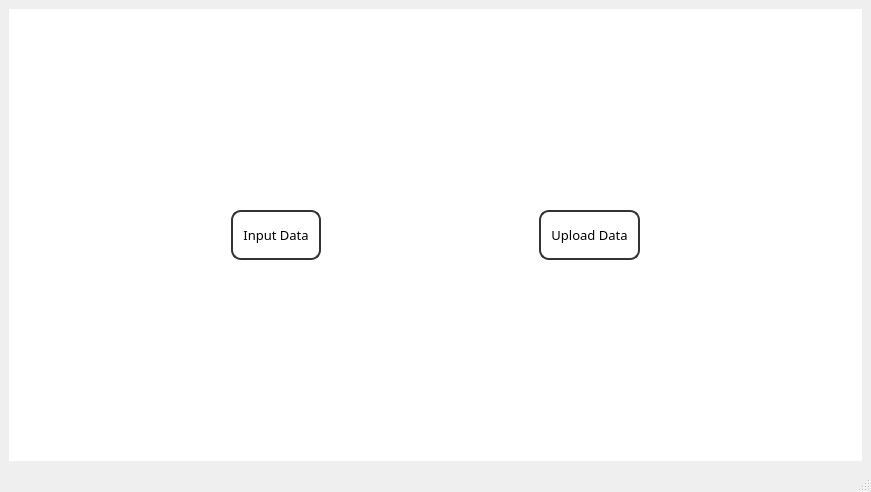
Old version of the form forms/mainwindow.ui in the repository dyumanaditya/time-table-generator.
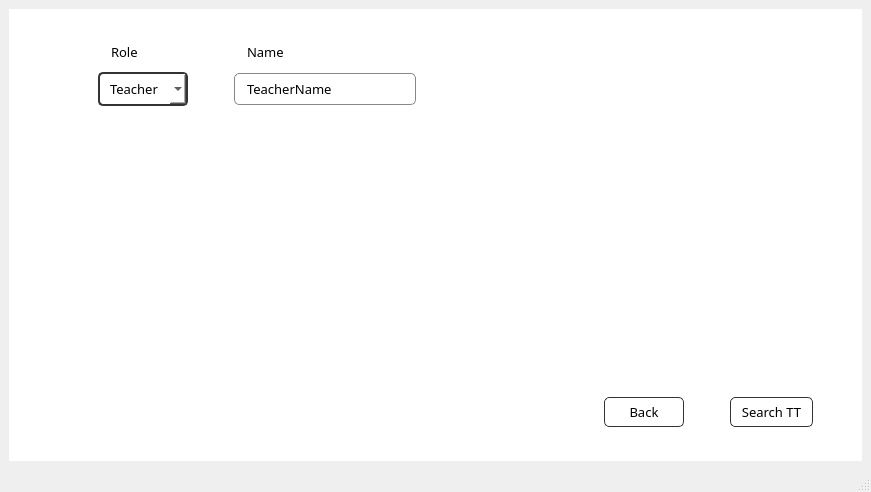
New version of the form. The open tabs and pages were chosen to show the change.

Commit message: basic design for upload to search TT page done

```diff
--- a/forms/mainwindow.ui
+++ b/forms/mainwindow.ui
@@ -22,7 +22,22 @@
       </property>
       <widget class="QWidget" name="welcome_page">
        <property name="styleSheet">
-        <string notr="true">background: #fff;</string>
+        <string notr="true">QWidget {
+	background: #fff;
+}
+
+QPushButton {
+	color: black;
+	background: white;
+	border-radius: 5px;
+	padding: 10px;
+	border: 2px solid #333;
+}
+
+QPushButton:pressed {
+	background: #888;
+	color: #fff;
+}</string>
        </property>
        <layout class="QGridLayout" name="gridLayout_3">
         <item row="0" column="0">
@@ -38,17 +53,13 @@
             <property name="font">
              <font>
               <family>Product Sans</family>
-              <pointsize>10</pointsize>
+              <pointsize>11</pointsize>
               <weight>50</weight>
               <bold>false</bold>
              </font>
             </property>
             <property name="styleSheet">
-             <string notr="true">color: black;
-background: white;
-border-radius: 10px;
-padding: 10px;
-border: 2px solid #333;</string>
+             <string notr="true"/>
             </property>
             <property name="text">
              <string>Input Data</string>
@@ -66,15 +77,11 @@
             <property name="font">
              <font>
               <family>Product Sans</family>
-              <pointsize>10</pointsize>
+              <pointsize>11</pointsize>
              </font>
             </property>
             <property name="styleSheet">
-             <string notr="true">color: black;
-background: white;
-border-radius: 10px;
-padding: 10px;
-border: 2px solid #333;</string>
+             <string notr="true"/>
             </property>
             <property name="text">
              <string>Upload Data</string>
@@ -340,10 +347,293 @@
         </item>
        </layout>
       </widget>
-      <widget class="QWidget" name="generate_tt_page">
+      <widget class="QWidget" name="search_tt_page">
+       <property name="styleSheet">
+        <string notr="true">QPushButton {
+	color: #000;
+	background: #fff;
+	padding: 5px 10px;
+	border-radius: 5px;
+	border: 1px solid #333;
+}
+
+QPushButton:pressed {
+	background: #888;
+	color: #fff;
+}
+
+QWidget {
+	background: #fff;
+}</string>
+       </property>
        <layout class="QGridLayout" name="gridLayout_7">
         <item row="0" column="0">
-         <layout class="QGridLayout" name="generate_tt_layout"/>
+         <layout class="QGridLayout" name="search_tt_layout">
+          <item row="3" column="3">
+           <widget class="QLineEdit" name="teacher_name_input">
+            <property name="font">
+             <font>
+              <family>Roboto Mono</family>
+              <pointsize>10</pointsize>
+             </font>
+            </property>
+            <property name="styleSheet">
+             <string notr="true">padding: 5px 10px;
+color: #000;
+background: #fff;
+border: 1px solid #888;
+border-radius: 5px;</string>
+            </property>
+            <property name="text">
+             <string>TeacherName</string>
+            </property>
+           </widget>
+          </item>
+          <item row="3" column="4">
+           <spacer name="horizontalSpacer_5">
+            <property name="orientation">
+             <enum>Qt::Horizontal</enum>
+            </property>
+            <property name="sizeHint" stdset="0">
+             <size>
+              <width>40</width>
+              <height>20</height>
+             </size>
+            </property>
+           </spacer>
+          </item>
+          <item row="3" column="0">
+           <spacer name="horizontalSpacer_6">
+            <property name="orientation">
+             <enum>Qt::Horizontal</enum>
+            </property>
+            <property name="sizeType">
+             <enum>QSizePolicy::Preferred</enum>
+            </property>
+            <property name="sizeHint" stdset="0">
+             <size>
+              <width>80</width>
+              <height>20</height>
+             </size>
+            </property>
+           </spacer>
+          </item>
+          <item row="1" column="1">
+           <widget class="QLabel" name="role_label">
+            <property name="font">
+             <font>
+              <family>Product Sans</family>
+              <pointsize>10</pointsize>
+             </font>
+            </property>
+            <property name="styleSheet">
+             <string notr="true">padding: 5px 10px;
+color: #000;
+background: #fff;</string>
+            </property>
+            <property name="text">
+             <string>Role</string>
+            </property>
+           </widget>
+          </item>
+          <item row="5" column="7">
+           <widget class="QPushButton" name="search_tt_button">
+            <property name="sizePolicy">
+             <sizepolicy hsizetype="Minimum" vsizetype="Fixed">
+              <horstretch>0</horstretch>
+              <verstretch>0</verstretch>
+             </sizepolicy>
+            </property>
+            <property name="minimumSize">
+             <size>
+              <width>80</width>
+              <height>20</height>
+             </size>
+            </property>
+            <property name="maximumSize">
+             <size>
+              <width>90</width>
+              <height>16777215</height>
+             </size>
+            </property>
+            <property name="font">
+             <font>
+              <family>Product Sans</family>
+              <pointsize>10</pointsize>
+             </font>
+            </property>
+            <property name="styleSheet">
+             <string notr="true"/>
+            </property>
+            <property name="text">
+             <string>Search TT</string>
+            </property>
+           </widget>
+          </item>
+          <item row="3" column="2">
+           <spacer name="horizontalSpacer_8">
+            <property name="orientation">
+             <enum>Qt::Horizontal</enum>
+            </property>
+            <property name="sizeType">
+             <enum>QSizePolicy::Preferred</enum>
+            </property>
+            <property name="sizeHint" stdset="0">
+             <size>
+              <width>40</width>
+              <height>20</height>
+             </size>
+            </property>
+           </spacer>
+          </item>
+          <item row="5" column="6">
+           <spacer name="horizontalSpacer_7">
+            <property name="orientation">
+             <enum>Qt::Horizontal</enum>
+            </property>
+            <property name="sizeType">
+             <enum>QSizePolicy::Preferred</enum>
+            </property>
+            <property name="sizeHint" stdset="0">
+             <size>
+              <width>40</width>
+              <height>20</height>
+             </size>
+            </property>
+           </spacer>
+          </item>
+          <item row="3" column="1">
+           <widget class="QComboBox" name="select_role_dropdown">
+            <property name="font">
+             <font>
+              <family>Product Sans</family>
+              <pointsize>10</pointsize>
+             </font>
+            </property>
+            <property name="styleSheet">
+             <string notr="true">border: 2px solid #333;
+border-radius: 5px;
+color: #000;
+background: #fff;
+padding: 5px 10px;</string>
+            </property>
+            <item>
+             <property name="text">
+              <string>Teacher</string>
+             </property>
+            </item>
+            <item>
+             <property name="text">
+              <string>Student</string>
+             </property>
+            </item>
+           </widget>
+          </item>
+          <item row="1" column="3">
+           <widget class="QLabel" name="teacher_input_label">
+            <property name="font">
+             <font>
+              <family>Product Sans</family>
+              <pointsize>10</pointsize>
+             </font>
+            </property>
+            <property name="styleSheet">
+             <string notr="true">padding: 5px 10px;
+color: #000;
+background: #fff;</string>
+            </property>
+            <property name="text">
+             <string>Name</string>
+            </property>
+           </widget>
+          </item>
+          <item row="4" column="4">
+           <spacer name="verticalSpacer_6">
+            <property name="orientation">
+             <enum>Qt::Vertical</enum>
+            </property>
+            <property name="sizeHint" stdset="0">
+             <size>
+              <width>20</width>
+              <height>40</height>
+             </size>
+            </property>
+           </spacer>
+          </item>
+          <item row="5" column="8">
+           <spacer name="horizontalSpacer_9">
+            <property name="orientation">
+             <enum>Qt::Horizontal</enum>
+            </property>
+            <property name="sizeType">
+             <enum>QSizePolicy::Preferred</enum>
+            </property>
+            <property name="sizeHint" stdset="0">
+             <size>
+              <width>40</width>
+              <height>20</height>
+             </size>
+            </property>
+           </spacer>
+          </item>
+          <item row="5" column="1">
+           <spacer name="verticalSpacer_2">
+            <property name="orientation">
+             <enum>Qt::Vertical</enum>
+            </property>
+            <property name="sizeType">
+             <enum>QSizePolicy::Preferred</enum>
+            </property>
+            <property name="sizeHint" stdset="0">
+             <size>
+              <width>20</width>
+              <height>80</height>
+             </size>
+            </property>
+           </spacer>
+          </item>
+          <item row="0" column="1">
+           <spacer name="verticalSpacer_5">
+            <property name="orientation">
+             <enum>Qt::Vertical</enum>
+            </property>
+            <property name="sizeType">
+             <enum>QSizePolicy::Preferred</enum>
+            </property>
+            <property name="sizeHint" stdset="0">
+             <size>
+              <width>20</width>
+              <height>20</height>
+             </size>
+            </property>
+           </spacer>
+          </item>
+          <item row="5" column="5">
+           <widget class="QPushButton" name="back_to_upload_page_button">
+            <property name="minimumSize">
+             <size>
+              <width>80</width>
+              <height>20</height>
+             </size>
+            </property>
+            <property name="maximumSize">
+             <size>
+              <width>80</width>
+              <height>16777215</height>
+             </size>
+            </property>
+            <property name="font">
+             <font>
+              <family>Product Sans</family>
+              <pointsize>10</pointsize>
+             </font>
+            </property>
+            <property name="text">
+             <string>Back</string>
+            </property>
+           </widget>
+          </item>
+         </layout>
         </item>
        </layout>
       </widget>
```
Left out of the diff: 7 changed lines with no effect on the pictures. The commit also changes 2 other files.
